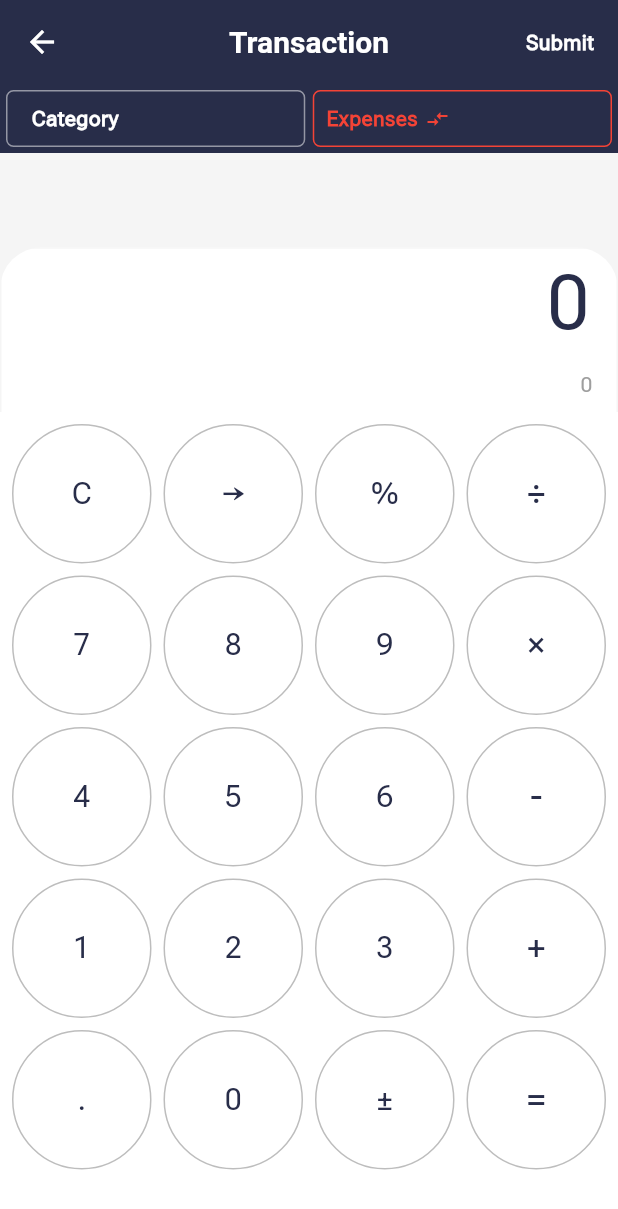
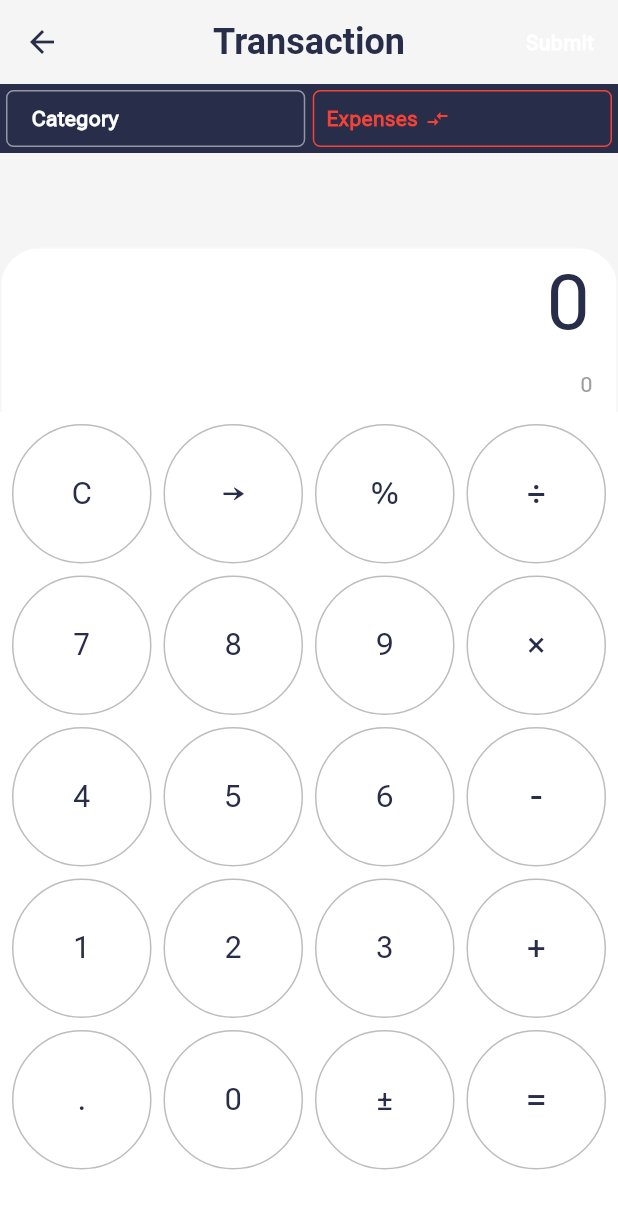
Before and after one commit to AnwarBujangHuat/budgetapp, a Flutter app: the TransactionPage screen opened by its route, after a tap on "Income", on a phone screen of 412 x 824 dp. Shown: the top 1209 px of the screen. Run offline on Flutter 3.47's test engine with Material 3 defaults, Android fonts, the phone set to English and light mode, and no system bars; our stand-ins replace connectivity_plus, dartz, dio, fl_chart, flutter_riverpod, freezed_annotation and 3 more; missing offline and left inert: expressions; generated files the repository leaves out were written again.

Commit message:
feat: :sparkles: new design

```diff
--- a/assets/data/tag.json
+++ b/assets/data/tag.json
@@ -38,7 +38,7 @@
                 "codePaint": 57455,
                 "fontFamily": "MaterialIcons"
             },
-            "color": "#FFFFD900"
+            "color": "#FFA600"
         },
         {
             "tagId": 5,
--- a/lib/app/app_style.dart
+++ b/lib/app/app_style.dart
@@ -4,13 +4,13 @@ ThemeData lightThemeData = ThemeData(
     fontFamily: 'RobotoFlex',
     scaffoldBackgroundColor: AppColors.offWhite,
     appBarTheme: const AppBarTheme(
-        backgroundColor: AppColors.darkBlue,
-        iconTheme: IconThemeData(color: AppColors.white),
+        backgroundColor: Colors.transparent,
+        iconTheme: IconThemeData(color: AppColors.darkBlue),
         titleTextStyle: TextStyle(
-            color: AppColors.white,
+            color: AppColors.darkBlue,
             fontWeight: FontWeight.bold,
-            fontSize: FontSize.mediumTitle)),
-    cardColor: AppColors.white,
+            fontSize: FontSize.largeTitle)),
+    cardColor: AppColors.offWhite,
     textTheme: const TextTheme(
       titleSmall: TextStyle(
         letterSpacing: 0,
@@ -89,8 +89,7 @@ ThemeData lightThemeData = ThemeData(
       elevation: 1,
       clipBehavior: Clip.antiAlias,
       shape: RoundedRectangleBorder(
-        borderRadius: BorderRadius.only(
-            bottomRight: Radius.circular(16), topLeft: Radius.circular(16)),
+        borderRadius: BorderRadius.all(Radius.circular(16)),
       ),
     ),
     progressIndicatorTheme: const ProgressIndicatorThemeData(
--- a/lib/common/viewmodel/goals/goals_viewmodel.dart
+++ b/lib/common/viewmodel/goals/goals_viewmodel.dart
@@ -1,5 +1,6 @@
 import 'package:budgetapp/domain/models/goals/goals_model.dart';
 import 'package:budgetapp/domain/repository/goal/goal_repository.dart';
+import 'package:budgetapp/domain/repository/tag/tag_repository.dart';
 import 'package:riverpod_annotation/riverpod_annotation.dart';
 part 'goals_viewmodel.g.dart';
 
@@ -7,6 +8,8 @@ part 'goals_viewmodel.g.dart';
 class GoalsViewmodel extends _$GoalsViewmodel {
   @override
   Future<List<GoalsModel>> build() async {
+    //init get all tag
+    await ref.read(tagRepositoryProvider).getAllTags();
     final result = await ref.read(goalsRepositoryProvider).getAllGoals();
     return result.fold(
       (error) => throw Exception(error),
--- a/lib/common/widgets/text/header.dart
+++ b/lib/common/widgets/text/header.dart
@@ -9,7 +9,8 @@ class IBTextHeader extends StatelessWidget {
 
     return Padding(
       padding: const EdgeInsets.all(4),
-      child: Text(title, style: theme.textTheme.titleMedium),
+      child: Text(title,
+          style: theme.textTheme.titleMedium!.copyWith(color: Colors.black54)),
     );
   }
 }
--- a/lib/domain/repository/tag/tag_repository.dart
+++ b/lib/domain/repository/tag/tag_repository.dart
@@ -17,6 +17,8 @@ class TagRepository {
   final Ref _ref;
   final List<TagModel> tagsList = [];
   Future<Either<AppException, List<TagModel>>> getAllTags() async {
+    //return tag directly when not empty
+    if (tagsList.isNotEmpty) return Right(tagsList);
     try {
       Map<String, dynamic> jsonData =
           await loadJsonFromAssets('assets/data/tag.json');
--- a/lib/presentation/dashboard/view/dashboard_view.dart
+++ b/lib/presentation/dashboard/view/dashboard_view.dart
@@ -42,7 +42,6 @@ class _DashboardViewState extends ConsumerState<DashboardView> {
           IconButton(
             icon: const Icon(
               Icons.analytics_outlined,
-              color: Colors.white,
             ),
             onPressed: null,
           ),
@@ -67,6 +66,7 @@ class _DashboardViewState extends ConsumerState<DashboardView> {
       body: RefreshIndicator(
         onRefresh: () async {},
         child: ListView(
+          padding: EdgeInsets.symmetric(horizontal: 8),
           shrinkWrap: true,
           children: const [
             MyHeader(),
@@ -98,25 +98,29 @@ class MyHeader extends ConsumerWidget {
 
     double screenWidth = MediaQuery.of(context).size.width;
 
-    return Container(
-      decoration: const BoxDecoration(color: AppColors.darkBlue),
+    return Column(
+      children: [
+        Padding(
+          padding: const EdgeInsets.symmetric(horizontal: 8.0, vertical: 8),
           child: Column(
             children: [
-          Padding(
-            padding: const EdgeInsets.symmetric(horizontal: 16.0, vertical: 8),
+              // SizedBox(
+              //   height: 40,
+              //   width: screenWidth,
+              //   child: TimelineTab(
+              //     selected: selectedPeriod,
+              //     onTap: (selected) => ref
+              //         .read(selectedPeriodProvider.notifier)
+              //         .state = selected,
+              //   ),
+              // ),
+              // const IBSizedH20(),
+              Card(
+                color: AppColors.darkBlue,
+                child: Padding(
+                  padding: const EdgeInsets.all(8.0),
                   child: Column(
                     children: [
-                SizedBox(
-                  height: 40,
-                  width: screenWidth,
-                  child: TimelineTab(
-                    selected: selectedPeriod,
-                    onTap: (selected) => ref
-                        .read(selectedPeriodProvider.notifier)
-                        .state = selected,
-                  ),
-                ),
-                const IBSizedH20(),
                       Row(
                         mainAxisAlignment: MainAxisAlignment.spaceBetween,
                         children: [
@@ -126,17 +130,16 @@ class MyHeader extends ConsumerWidget {
                               Text(
                                   ref.watch(selectedButtonProvider) !=
                                           TransactionType.income
-                              ? AppLocalizations.of(context)!.totalExpenses
-                              : AppLocalizations.of(context)!.totalIncome,
+                                      ? AppLocalizations.of(context)!
+                                          .totalExpenses
+                                      : AppLocalizations.of(context)!
+                                          .totalIncome,
                                   style: theme.textTheme.titleSmall!
-                              .copyWith(color: AppColors.offWhiteVariant),
-                        ),
+                                      .copyWith(color: Colors.white)),
                               const IBSizedH05(),
-                        Text(
-                          'RM 9700',
+                              Text('RM 9700',
                                   style: theme.textTheme.displaySmall!
-                              .copyWith(color: AppColors.white),
-                        ),
+                                      .copyWith(color: Colors.white)),
                             ],
                           ),
                           IBTransactionTypeWidget()
@@ -146,8 +149,11 @@ class MyHeader extends ConsumerWidget {
                     ],
                   ),
                 ),
+              )
             ],
           ),
+        ),
+      ],
     );
   }
 }
--- a/lib/presentation/dashboard/widget/list_card_transaction.dart
+++ b/lib/presentation/dashboard/widget/list_card_transaction.dart
@@ -32,7 +32,8 @@ class IBTranscationListWidget extends ConsumerWidget {
           ],
         ),
         //Todo make locale for this
-        ref.watch(transactionViewmodelProvider).when(
+        Card(
+          child: ref.watch(transactionViewmodelProvider).when(
                 data: (transactionList) {
                   return transactionList.isEmpty
                       ? IBCard(
@@ -55,7 +56,8 @@ class IBTranscationListWidget extends ConsumerWidget {
                             expenses: double.parse(
                                 transactionList[index].transactionAmount),
                           ),
-                        itemCount: transactionList.length > maxDisplayTrascation
+                          itemCount:
+                              transactionList.length > maxDisplayTrascation
                                   ? maxDisplayTrascation
                                   : transactionList.length,
                         );
@@ -65,6 +67,7 @@ class IBTranscationListWidget extends ConsumerWidget {
                   child: Text(error.toString()),
                 ),
                 loading: () => Container(),
+              ),
         )
       ],
     );
--- a/lib/presentation/dashboard/widget/pie_chart.dart
+++ b/lib/presentation/dashboard/widget/pie_chart.dart
@@ -24,6 +24,8 @@ class _IBPieChartWidgetState extends ConsumerState<IBPieChartWidget> {
   @override
   Widget build(BuildContext context) {
     List<PieChartSectionData> pieChartDataList = [];
+    Color textColor = Colors.white;
+    // Color textColor=AppColors.darkBlue;
     return ref.watch(transactionViewmodelProvider).when(
       data: (data) {
         List<TagModel> tagList =
@@ -55,7 +57,6 @@ class _IBPieChartWidgetState extends ConsumerState<IBPieChartWidget> {
 
         // Iterate through the top 5 entries and add them to pieChartDataList
         for (var entry in key2Val.entries) {
-          print('Not $entry');
           pieChartDataList.add(pieChartData(
             value: entry.value,
             tagId: entry.key,
@@ -65,8 +66,8 @@ class _IBPieChartWidgetState extends ConsumerState<IBPieChartWidget> {
         }
 
         return AspectRatio(
-          aspectRatio: 1.8,
-          child: Row(
+          aspectRatio: 1,
+          child: Column(
             children: <Widget>[
               Expanded(
                 child: AspectRatio(
@@ -91,43 +92,34 @@ class _IBPieChartWidgetState extends ConsumerState<IBPieChartWidget> {
                         show: false,
                       ),
                       sectionsSpace: 0,
-                      centerSpaceRadius: 40,
+                      centerSpaceRadius: 80,
                       startDegreeOffset: 180,
                       sections: pieChartDataList,
                     ),
                   ),
                 ),
               ),
-              Column(
-                crossAxisAlignment: CrossAxisAlignment.end,
-                mainAxisAlignment: MainAxisAlignment.end,
-                children: [
-                  for (int i = 0; i <= 4; i++)
-                    if (i < 4)
-                      Padding(
+              GridView.builder(
+                shrinkWrap: true,
+                gridDelegate: SliverGridDelegateWithFixedCrossAxisCount(
+                    childAspectRatio: 4, crossAxisCount: 2),
+                itemCount: 4,
+                itemBuilder: (context, index) => Padding(
                   padding: const EdgeInsets.all(4.0),
                   child: Row(
                     children: [
-                            Text(
-                              data.elementAt(i).title,
-                              style: TextStyle(color: Colors.white),
-                            ),
+                      IBIcon(tagId: data.elementAt(index).tagId),
                       SizedBox(
                         width: 5,
                       ),
-                            IBIcon(tagId: data.elementAt(i).tagId)
+                      Text(
+                        data.elementAt(index).title,
+                        style: TextStyle(color: textColor),
+                      ),
                     ],
                   ),
                 ),
-                  Padding(
-                    padding: const EdgeInsets.all(4.0),
-                    child: Text(
-                      '...Others',
-                      style: TextStyle(color: AppColors.offWhiteVariant),
               ),
-                  ),
-                ],
-              )
             ],
           ),
         );
@@ -153,6 +145,7 @@ PieChartSectionData pieChartData(
       radius: radius,
       value: value,
       color: color,
+      showTitle: false,
       titleStyle: TextStyle(
           color: AppColors.white,
           fontWeight: FontWeight.bold,
--- a/lib/presentation/dashboard/widget/tab_duration.dart
+++ b/lib/presentation/dashboard/widget/tab_duration.dart
@@ -28,10 +28,10 @@ class TimelineTab extends StatelessWidget {
                 onTap: () => onTap(filterButton[index]),
                 child: Container(
                   decoration: BoxDecoration(
-                      border: Border.all(color: Colors.white),
-                      color: selected != filterButton[index]
-                          ? Colors.transparent
-                          : AppColors.offWhite,
+                      border: Border.all(color: AppColors.darkBlue),
+                      color: selected == filterButton[index]
+                          ? AppColors.darkBlue
+                          : Colors.transparent,
                       borderRadius: BorderRadius.only(
                           bottomLeft: Radius.circular(index == 0 ? 5 : 0),
                           topLeft: Radius.circular(index == 0 ? 5 : 0),
@@ -44,7 +44,7 @@ class TimelineTab extends StatelessWidget {
                       child: Text(
                     filterButton[index],
                     style: TextStyle(
-                        color: selected != filterButton[index]
+                        color: selected == filterButton[index]
                             ? AppColors.white
                             : AppColors.darkBlueVariant),
                   )),
```
Also changed, not shown: 2 other files. Lines whose indentation alone changed are shown as unchanged.
